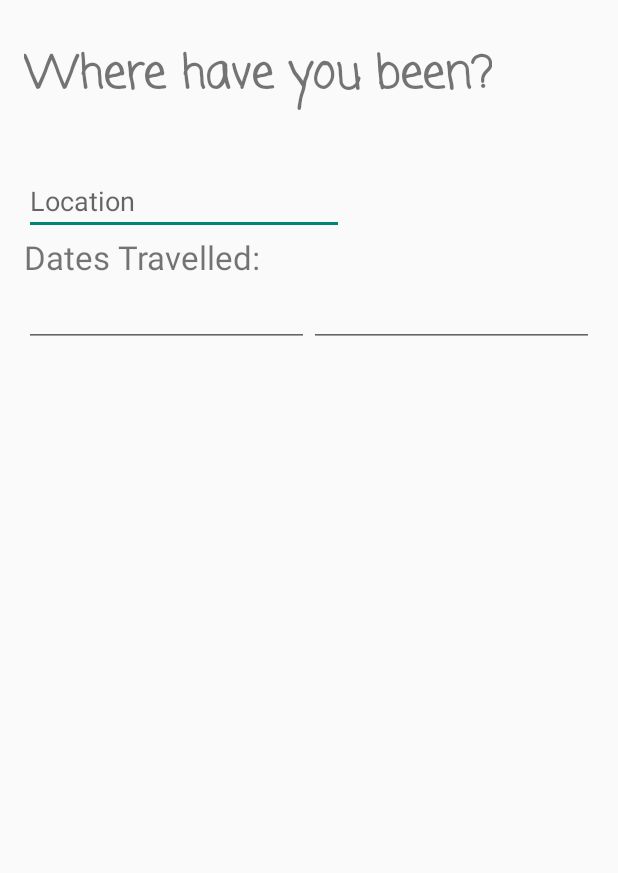
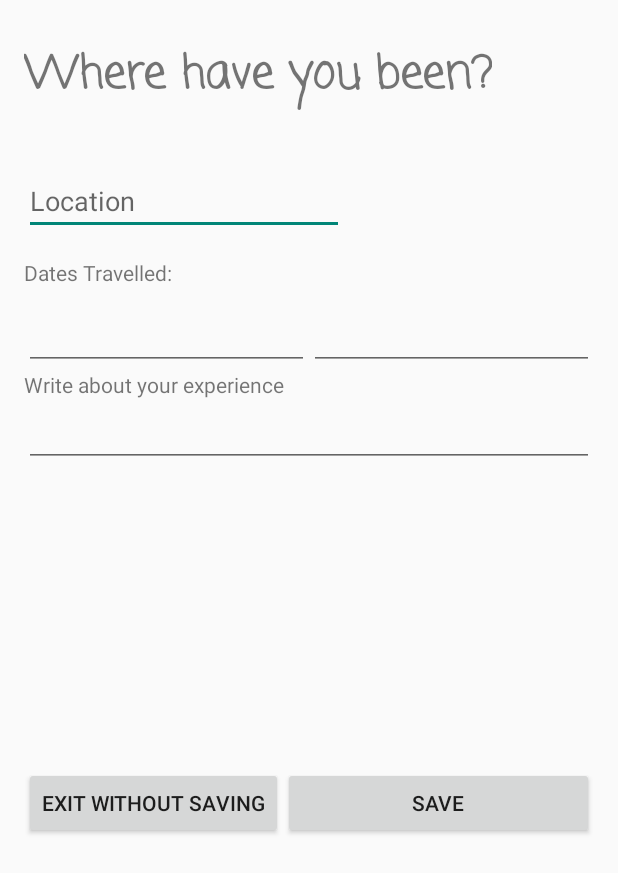
Before and after one commit to drakegens/Travel-Journyl, an Android app: the NewTravelActivity screen opened directly, with no data from a screen before it, on a phone screen of 412 x 824 dp. Shown: the top 873 px of the screen. Run offline under Robolectric (Android 15) with nearby library versions, the phone set to English and light mode, and no system bars.

Commit message:
new travel layout work, also working on attaching database functionality

```diff
--- a/app/src/main/res/layout/activity_new_travel.xml
+++ b/app/src/main/res/layout/activity_new_travel.xml
@@ -4,73 +4,112 @@
     android:id="@+id/activity_new_travel"
     android:layout_width="match_parent"
     android:layout_height="match_parent"
+    android:orientation="vertical"
     android:paddingBottom="@dimen/activity_vertical_margin"
     android:paddingLeft="@dimen/activity_horizontal_margin"
     android:paddingRight="@dimen/activity_horizontal_margin"
     android:paddingTop="@dimen/activity_vertical_margin"
-    android:orientation="vertical"
     tools:context="drakegens.traveljournyl.NewTravelActivity">
+
     <TextView
-        android:text="@string/newTravelHeader"
+        android:id="@+id/header"
         android:layout_width="wrap_content"
         android:layout_height="wrap_content"
-        android:id="@+id/header"
+        android:layout_marginTop="11dp"
+        android:fontFamily="casual"
+        android:text="@string/newTravelHeader"
+        android:textAlignment="center"
         android:textSize="30sp"
-        android:fontFamily="casual"
-        android:textAlignment="center"
-        android:textStyle="normal|bold"
-        android:layout_marginTop="11dp" />
+        android:textStyle="normal|bold" />
+
     <ScrollView
         android:layout_width="wrap_content"
         android:layout_height="wrap_content">
+
         <LinearLayout
             android:layout_width="wrap_content"
             android:layout_height="wrap_content"
             android:orientation="vertical">
-    <EditText
-        android:layout_width="wrap_content"
-        android:layout_height="wrap_content"
-        android:inputType="textPersonName"
-        android:ems="10"
-        android:layout_marginTop="38dp"
-        android:id="@+id/location"
-        android:hint="@string/locationHint" />
+
+            <EditText
+                android:id="@+id/location"
+                android:layout_width="wrap_content"
+                android:layout_height="wrap_content"
+                android:layout_marginTop="38dp"
+                android:ems="10"
+                android:hint="@string/locationHint"
+                android:inputType="textPersonName" />
 
             <TextView
-                android:text="@string/newTravelDatesTravelled"
+                android:id="@+id/tvDatesTravelled"
                 android:layout_width="match_parent"
                 android:layout_height="wrap_content"
-                android:id="@+id/tvDatesTravelled"
-                android:textAppearance="@android:style/TextAppearance.Material.Large"
-                android:textColor="?android:attr/textColorTertiary" />
+                android:layout_marginTop="15dp"
+                android:text="@string/newTravelDatesTravelled" />
+            <!--android:textAppearance="@android:style/TextAppearance.Material.Large"-->
+            <!--android:textColor="?android:attr/textColorTertiary" />-->
 
             <LinearLayout
                 android:layout_width="wrap_content"
                 android:layout_height="wrap_content"
+                android:layout_marginTop="10dp"
                 android:orientation="horizontal">
 
                 <EditText
+                    android:id="@+id/etFromDate"
                     android:layout_width="wrap_content"
                     android:layout_height="wrap_content"
-                    android:inputType="date"
+                    android:layout_weight="1"
                     android:ems="10"
-                    android:id="@+id/etFromDate"
-                    android:layout_weight="1"
-                    android:focusable="false"/>
+                    android:focusable="false"
+                    android:inputType="date" />
 
                 <EditText
+                    android:id="@+id/etToDate"
                     android:layout_width="wrap_content"
                     android:layout_height="wrap_content"
-                    android:inputType="date"
+                    android:layout_weight="1"
                     android:ems="10"
-                    android:id="@+id/etToDate"
-                    android:layout_weight="1" />
+                    android:focusable="false"
+                    android:inputType="date" />
+
             </LinearLayout>
 
+            <TextView
+                android:id="@+id/textView"
+                android:layout_width="match_parent"
+                android:layout_height="wrap_content"
+                android:text="@string/experienceDetailsHeader" />
 
+            <EditText
+                android:id="@+id/etExperienceDetails"
+                android:layout_width="match_parent"
+                android:layout_height="wrap_content"
+                android:layout_weight="1"
+                android:ems="10"
+                android:inputType="textMultiLine" />
+
+
+            <LinearLayout
+                android:layout_width="match_parent"
+                android:layout_height="wrap_content"
+                android:layout_marginTop="200dp"
+                android:orientation="horizontal">
+
+                <Button
+                    android:id="@+id/exitWoutSavingbtn"
+                    android:layout_width="wrap_content"
+                    android:layout_height="wrap_content"
+                    android:text="@string/exitWithoutSavingbtn" />
+
+                <Button
+                    android:id="@+id/nsavebtn"
+                    android:layout_width="match_parent"
+                    android:layout_height="wrap_content"
+                    android:text="@string/savingbtn" />
+            </LinearLayout>
         </LinearLayout>
     </ScrollView>
 
 
-
 </LinearLayout>
--- a/app/src/main/res/values/strings.xml
+++ b/app/src/main/res/values/strings.xml
@@ -23,4 +23,7 @@
     <string name="alertDialogAddNewFactTitle">Add New Fact</string>
     <string name="alertDialogAddNewFactMessage">Enter your fact: </string>
     <string name="RSSFeedtitle">World News RSS Feed from BBC</string>
+    <string name="experienceDetailsHeader">Write about your experience</string>
+    <string name="exitWithoutSavingbtn">Exit Without Saving</string>
+    <string name="savingbtn">Save</string>
 </resources>
```
Also changed, not shown: app/src/main/java/drakegens/traveljournyl/NewTravelActivity.java (+63 -7 lines), app/src/main/java/drakegens/traveljournyl/TravelAppDatabaseManager.java (+21 -2 lines), app/src/main/assets/travel_app_db.db.
